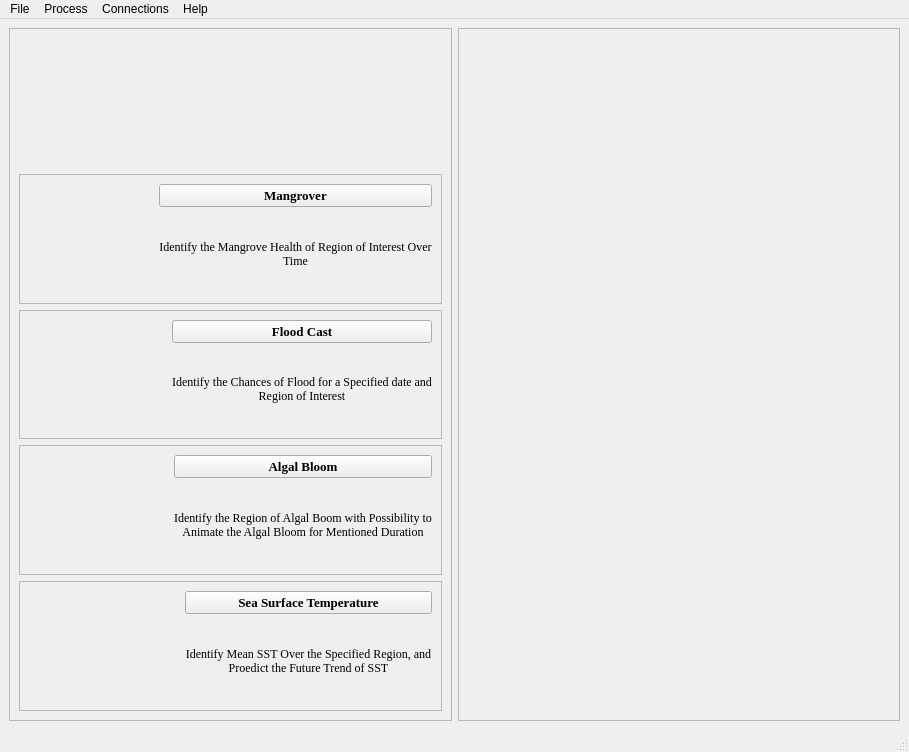
Qt form ui/main.ui (manojappalla/MarineEyeProj) before a commit.
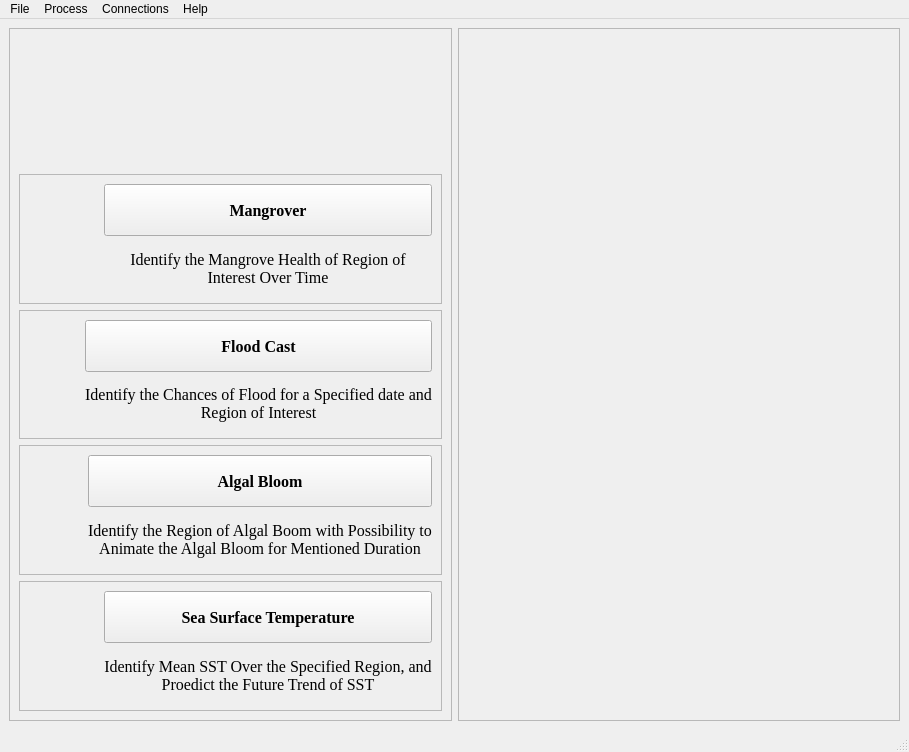
The same form after that commit. Icons and pictures are not drawn.

Patch:
```diff
--- a/ui/main.ui
+++ b/ui/main.ui
@@ -22,6 +22,9 @@
   <property name="windowTitle">
    <string>MainWindow</string>
   </property>
+  <property name="toolButtonStyle">
+   <enum>Qt::ToolButtonIconOnly</enum>
+  </property>
   <widget class="QWidget" name="centralwidget">
    <property name="enabled">
     <bool>true</bool>
@@ -75,10 +78,16 @@
           </item>
           <item row="0" column="1">
            <widget class="QPushButton" name="Activate_Algal_Bloom">
+            <property name="sizePolicy">
+             <sizepolicy hsizetype="Minimum" vsizetype="Preferred">
+              <horstretch>0</horstretch>
+              <verstretch>0</verstretch>
+             </sizepolicy>
+            </property>
             <property name="font">
              <font>
               <family>Times New Roman</family>
-              <pointsize>10</pointsize>
+              <pointsize>12</pointsize>
               <bold>true</bold>
              </font>
             </property>
@@ -92,6 +101,7 @@
             <property name="font">
              <font>
               <family>Times New Roman</family>
+              <pointsize>12</pointsize>
              </font>
             </property>
             <property name="text">
@@ -151,10 +161,16 @@
           </item>
           <item row="0" column="1">
            <widget class="QPushButton" name="Activate_SST">
+            <property name="sizePolicy">
+             <sizepolicy hsizetype="Minimum" vsizetype="Preferred">
+              <horstretch>0</horstretch>
+              <verstretch>0</verstretch>
+             </sizepolicy>
+            </property>
             <property name="font">
              <font>
               <family>Times New Roman</family>
-              <pointsize>10</pointsize>
+              <pointsize>12</pointsize>
               <bold>true</bold>
              </font>
             </property>
@@ -168,6 +184,7 @@
             <property name="font">
              <font>
               <family>Times New Roman</family>
+              <pointsize>12</pointsize>
              </font>
             </property>
             <property name="text">
@@ -211,10 +228,16 @@
           </item>
           <item row="0" column="1">
            <widget class="QPushButton" name="Activate_Mangrover">
+            <property name="sizePolicy">
+             <sizepolicy hsizetype="Minimum" vsizetype="Preferred">
+              <horstretch>0</horstretch>
+              <verstretch>0</verstretch>
+             </sizepolicy>
+            </property>
             <property name="font">
              <font>
               <family>Times New Roman</family>
-              <pointsize>10</pointsize>
+              <pointsize>12</pointsize>
               <bold>true</bold>
              </font>
             </property>
@@ -228,6 +251,7 @@
             <property name="font">
              <font>
               <family>Times New Roman</family>
+              <pointsize>12</pointsize>
              </font>
             </property>
             <property name="text">
@@ -274,10 +298,16 @@
           </item>
           <item row="0" column="1">
            <widget class="QPushButton" name="Activate_Floodcast">
+            <property name="sizePolicy">
+             <sizepolicy hsizetype="Minimum" vsizetype="Preferred">
+              <horstretch>0</horstretch>
+              <verstretch>0</verstretch>
+             </sizepolicy>
+            </property>
             <property name="font">
              <font>
               <family>Times New Roman</family>
-              <pointsize>10</pointsize>
+              <pointsize>12</pointsize>
               <bold>true</bold>
              </font>
             </property>
@@ -291,6 +321,7 @@
             <property name="font">
              <font>
               <family>Times New Roman</family>
+              <pointsize>12</pointsize>
              </font>
             </property>
             <property name="text">
```
Left out of the diff: 5 changed lines with no effect on the pictures.
